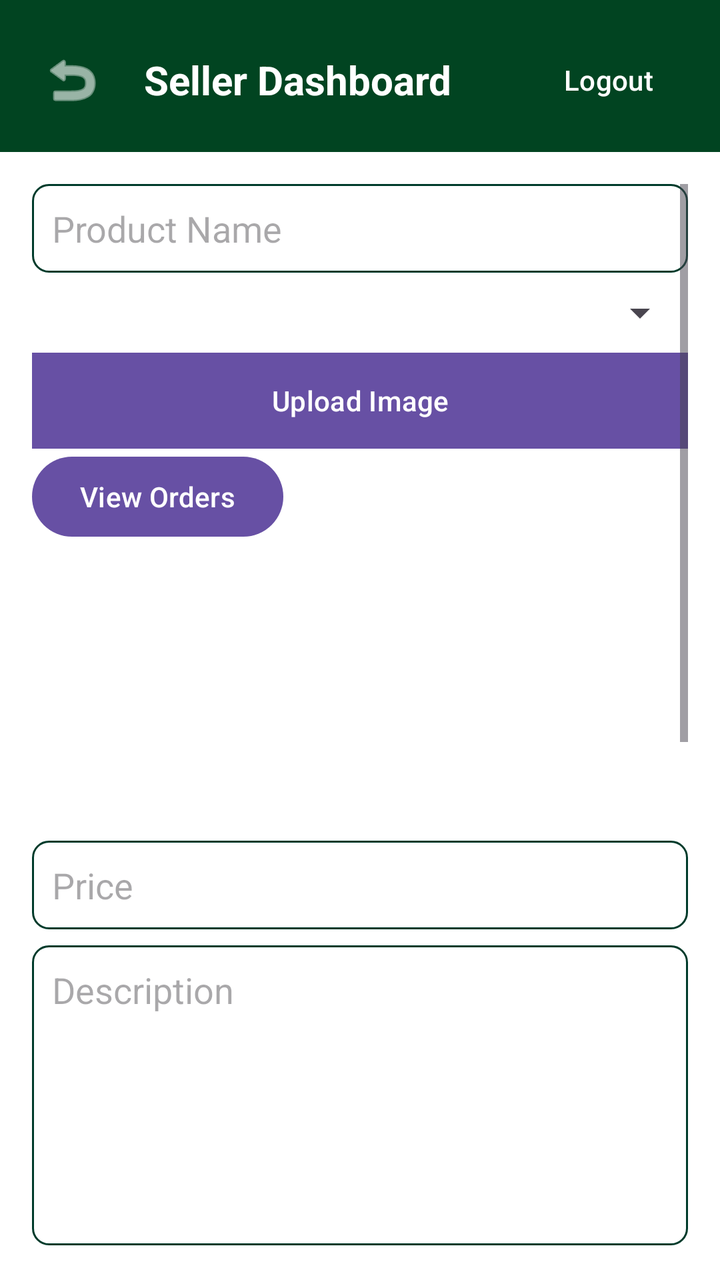
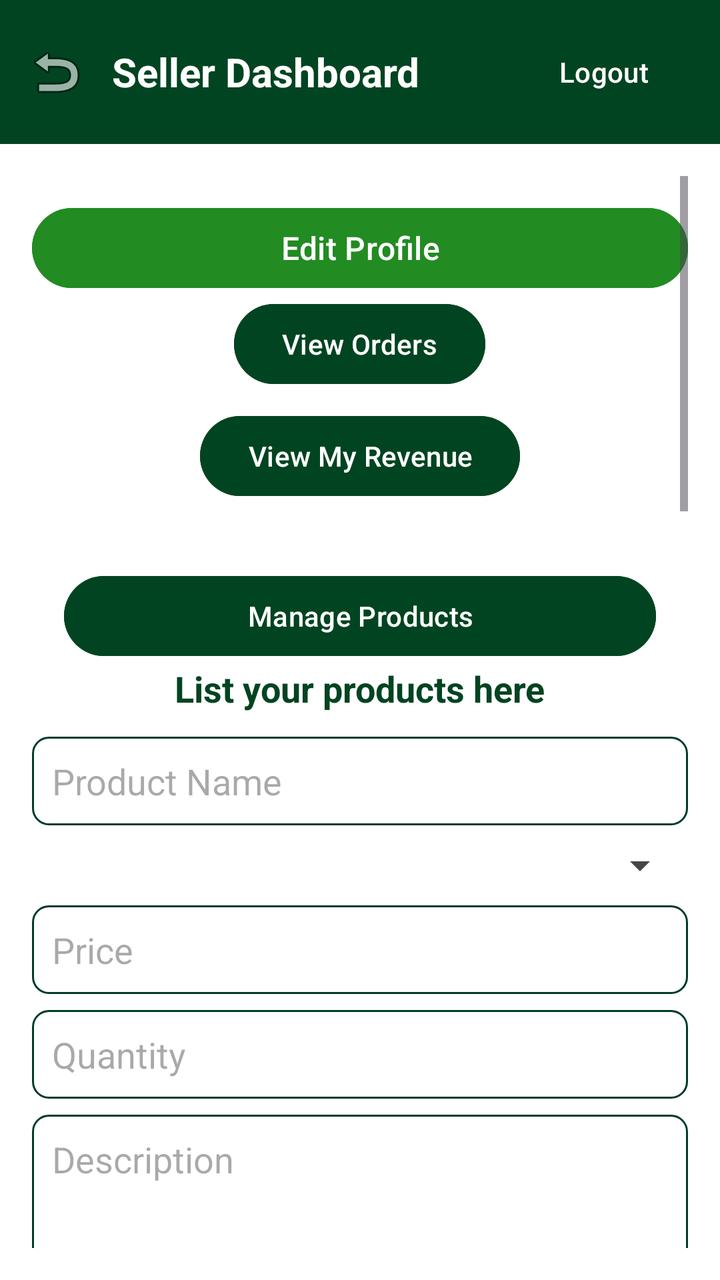

Compare the two renders of this Android layout. The source of the first and the diff that turns it into the second are given below.
<!-- AndroidManifest.xml: application theme Theme.FurnitureStore -->
<!-- res/layout/activity_seller_dashboard.xml -->
<?xml version="1.0" encoding="utf-8"?>
<LinearLayout xmlns:android="http://schemas.android.com/apk/res/android"
    xmlns:app="http://schemas.android.com/apk/res-auto"
    xmlns:tools="http://schemas.android.com/tools"
    android:orientation="vertical"
    android:layout_width="match_parent"
    android:layout_height="match_parent"
    android:background="#FFFFFF"
    android:fitsSystemWindows="true">

    
    <LinearLayout
        android:layout_width="match_parent"
        android:layout_height="wrap_content"
        android:background="#014421"
        android:orientation="horizontal"
        android:gravity="center_vertical"
        android:paddingTop="16dp"
        android:paddingBottom="12dp"
        android:paddingStart="12dp"
        android:paddingEnd="12dp">

        <ImageView
            android:id="@+id/buttonGoBack"
            android:layout_width="wrap_content"
            android:layout_height="wrap_content"
            android:src="@android:drawable/ic_menu_revert"
            android:padding="8dp"
            android:contentDescription="Back"
            app:tint="#FFFFFF" />

        <TextView
            android:layout_width="0dp"
            android:layout_height="wrap_content"
            android:text="Seller Dashboard"
            android:textColor="#FFFFFF"
            android:textSize="20sp"
            android:textStyle="bold"
            android:layout_marginStart="12dp"
            android:layout_weight="1" />

        
        <Button
            android:id="@+id/buttonLogout"
            android:layout_width="wrap_content"
            android:layout_height="wrap_content"
            android:text="Logout"
            android:textColor="#FFFFFF"
            android:background="?attr/selectableItemBackgroundBorderless"
            android:padding="8dp" />
    </LinearLayout>

    
    <ScrollView
        android:layout_width="match_parent"
        android:layout_height="0dp"
        android:layout_weight="1"
        android:fillViewport="true"
        android:padding="16dp">

        <LinearLayout
            android:layout_width="match_parent"
            android:layout_height="wrap_content"
            android:orientation="vertical">

            <EditText
                android:id="@+id/editTextProductName"
                android:layout_width="match_parent"
                android:layout_height="wrap_content"
                android:hint="Product Name"
                android:background="@drawable/edit_text_background"
                android:padding="10dp" />

            <Spinner
                android:id="@+id/spinnerCategory"
                android:layout_width="match_parent"
                android:layout_height="wrap_content"
                android:layout_marginTop="8dp" />

            
            <Button
                android:id="@+id/buttonUploadImage"
                android:layout_width="match_parent"
                android:layout_height="wrap_content"
                android:text="Upload Image"
                android:layout_marginTop="8dp"
                android:background="@color/forest_green"
                android:textColor="#FFFFFF" />
            <Button
                android:id="@+id/buttonViewOrders"
                android:layout_width="wrap_content"
                android:layout_height="wrap_content"
                android:text="View Orders"
                android:layout_marginBottom="12dp"
                android:layout_alignParentTop="true"
                android:layout_centerHorizontal="true" />

            
            <ImageView
                android:id="@+id/imagePreview"
                android:layout_width="120dp"
                android:layout_height="120dp"
                android:layout_marginTop="8dp"
                android:scaleType="centerCrop"
                android:contentDescription="Image preview" />

            <EditText
                android:id="@+id/editTextPrice"
                android:layout_width="match_parent"
                android:layout_height="wrap_content"
                android:hint="Price"
                android:inputType="numberDecimal"
                android:background="@drawable/edit_text_background"
                android:padding="10dp"
                android:layout_marginTop="8dp" />

            <EditText
                android:id="@+id/editTextDescription"
                android:layout_width="match_parent"
                android:layout_height="150dp"
                android:hint="Description"
                android:background="@drawable/edit_text_background"
                android:padding="10dp"
                android:layout_marginTop="8dp"
                android:gravity="top|start"
                android:inputType="textMultiLine"
                android:lines="5"
                android:maxLines="10"
                android:scrollbars="vertical"
                android:overScrollMode="always" />

            <EditText
                android:id="@+id/editTextQuantity"
                android:layout_width="match_parent"
                android:layout_height="wrap_content"
                android:inputType="number"
                android:hint="Quantity"
                android:background="@drawable/edit_text_background"
                android:padding="10dp"
                android:layout_marginTop="8dp" />

            
            <Button
                android:id="@+id/buttonAddProduct"
                android:layout_width="match_parent"
                android:layout_height="wrap_content"
                android:layout_marginTop="12dp"
                android:background="@color/forest_green"
                android:text="Add Product"
                android:textColor="#FFFFFF"
                tools:ignore="HardcodedText" />

            
            <androidx.recyclerview.widget.RecyclerView
                android:id="@+id/recyclerViewSeller"
                android:layout_width="match_parent"
                android:layout_height="400dp"
                android:layout_marginTop="16dp" />

        </LinearLayout>
    </ScrollView>
</LinearLayout>
<!-- resources referenced by this layout -->
<resources>
  <color name="forest_green">#014421</color>
  <!-- drawable edit_text_background (drawable) -->
  <?xml version="1.0" encoding="utf-8"?>
  <shape xmlns:android="http://schemas.android.com/apk/res/android"
      android:shape="rectangle">
  
      <solid android:color="#FFFFFF" /> 
  
      <stroke
          android:width="1dp"
          android:color="#003B2B" /> 
  
      <corners android:radius="8dp" /> 
  
      <padding
          android:left="8dp"
          android:top="8dp"
          android:right="8dp"
          android:bottom="8dp" />
  </shape>
  <style name="Theme.FurnitureStore" parent="Base.Theme.FurnitureStore" />
  <style name="Base.Theme.FurnitureStore" parent="Theme.Material3.DayNight.NoActionBar">
          
          
      </style>
</resources>

<!-- the commit's change to res/layout/activity_seller_dashboard.xml (unified diff, before → after) -->
@@ -1,33 +1,28 @@
 <?xml version="1.0" encoding="utf-8"?>
 <LinearLayout xmlns:android="http://schemas.android.com/apk/res/android"
-    xmlns:app="http://schemas.android.com/apk/res-auto"
     xmlns:tools="http://schemas.android.com/tools"
     android:orientation="vertical"
     android:layout_width="match_parent"
     android:layout_height="match_parent"
     android:background="#FFFFFF"
-    android:fitsSystemWindows="true">
+    android:fitsSystemWindows="true"
+    tools:context=".dashboard.SellerDashboardActivity">
 
     
     <LinearLayout
         android:layout_width="match_parent"
         android:layout_height="wrap_content"
-        android:background="#014421"
+        android:background="@color/forest_green"
         android:orientation="horizontal"
         android:gravity="center_vertical"
-        android:paddingTop="16dp"
-        android:paddingBottom="12dp"
-        android:paddingStart="12dp"
-        android:paddingEnd="12dp">
+        android:padding="12dp">
 
         <ImageView
             android:id="@+id/buttonGoBack"
             android:layout_width="wrap_content"
             android:layout_height="wrap_content"
             android:src="@android:drawable/ic_menu_revert"
-            android:padding="8dp"
-            android:contentDescription="Back"
-            app:tint="#FFFFFF" />
+            android:contentDescription="Back" />
 
         <TextView
             android:layout_width="0dp"
@@ -39,15 +34,13 @@
             android:layout_marginStart="12dp"
             android:layout_weight="1" />
 
-        
         <Button
             android:id="@+id/buttonLogout"
             android:layout_width="wrap_content"
             android:layout_height="wrap_content"
             android:text="Logout"
             android:textColor="#FFFFFF"
-            android:background="?attr/selectableItemBackgroundBorderless"
-            android:padding="8dp" />
+            android:background="?attr/selectableItemBackgroundBorderless" />
     </LinearLayout>
 
     
@@ -55,21 +48,72 @@
         android:layout_width="match_parent"
         android:layout_height="0dp"
         android:layout_weight="1"
-        android:fillViewport="true"
         android:padding="16dp">
 
         <LinearLayout
             android:layout_width="match_parent"
             android:layout_height="wrap_content"
             android:orientation="vertical">
-
+            <Button
+                android:id="@+id/buttonEditProfile"
+                android:layout_width="match_parent"
+                android:layout_height="wrap_content"
+                android:text="Edit Profile"
+                android:textColor="@android:color/white"
+                android:textAllCaps="false"
+                android:textSize="16sp"
+                android:backgroundTint="#228B22"
+                android:layout_marginTop="12dp"/>
+
+            
+            <Button
+                android:id="@+id/buttonViewOrders"
+                android:layout_width="wrap_content"
+                android:layout_height="wrap_content"
+                android:text="View Orders"
+                android:layout_gravity="center_horizontal"
+                android:backgroundTint="@color/forest_green"
+                android:textColor="#FFFFFF"
+                android:layout_marginBottom="8dp" />
+
+            <Button
+                android:id="@+id/buttonSellerRevenue"
+                android:layout_width="wrap_content"
+                android:layout_height="wrap_content"
+                android:text="View My Revenue"
+                android:layout_gravity="center_horizontal"
+                android:backgroundTint="@color/forest_green"
+                android:textColor="#FFFFFF"
+                android:layout_marginBottom="16dp" />
+            <Button
+                android:id="@+id/buttonManageProducts"
+                android:layout_width="match_parent"
+                android:layout_height="wrap_content"
+                android:text="Manage Products"
+                android:textColor="@android:color/white"
+                android:backgroundTint="@color/forest_green"
+                android:layout_marginTop="16dp"
+                android:layout_marginHorizontal="16dp" />
+
+
+            <TextView
+                android:layout_width="wrap_content"
+                android:layout_height="wrap_content"
+                android:text="List your products here"
+                android:textSize="18sp"
+                android:textStyle="bold"
+                android:textColor="@color/forest_green"
+                android:layout_gravity="center_horizontal"
+                android:layout_marginBottom="12dp" />
+
+            
             <EditText
                 android:id="@+id/editTextProductName"
                 android:layout_width="match_parent"
                 android:layout_height="wrap_content"
                 android:hint="Product Name"
-                android:background="@drawable/edit_text_background"
-                android:padding="10dp" />
+                android:padding="10dp"
+                android:background="@drawable/edit_text_background" />
 
             <Spinner
                 android:id="@+id/spinnerCategory"
@@ -77,67 +121,92 @@
                 android:layout_height="wrap_content"
                 android:layout_marginTop="8dp" />
 
-            
-            <Button
-                android:id="@+id/buttonUploadImage"
-                android:layout_width="match_parent"
-                android:layout_height="wrap_content"
-                android:text="Upload Image"
-                android:layout_marginTop="8dp"
-                android:background="@color/forest_green"
-                android:textColor="#FFFFFF" />
-            <Button
-                android:id="@+id/buttonViewOrders"
-                android:layout_width="wrap_content"
-                android:layout_height="wrap_content"
-                android:text="View Orders"
-                android:layout_marginBottom="12dp"
-                android:layout_alignParentTop="true"
-                android:layout_centerHorizontal="true" />
-
-            
-            <ImageView
-                android:id="@+id/imagePreview"
-                android:layout_width="120dp"
-                android:layout_height="120dp"
-                android:layout_marginTop="8dp"
-                android:scaleType="centerCrop"
-                android:contentDescription="Image preview" />
-
             <EditText
                 android:id="@+id/editTextPrice"
                 android:layout_width="match_parent"
                 android:layout_height="wrap_content"
                 android:hint="Price"
                 android:inputType="numberDecimal"
-                android:background="@drawable/edit_text_background"
-                android:padding="10dp"
-                android:layout_marginTop="8dp" />
+                android:padding="10dp"
+                android:layout_marginTop="8dp"
+                android:background="@drawable/edit_text_background" />
+
+            <EditText
+                android:id="@+id/editTextQuantity"
+                android:layout_width="match_parent"
+                android:layout_height="wrap_content"
+                android:hint="Quantity"
+                android:inputType="number"
+                android:padding="10dp"
+                android:layout_marginTop="8dp"
+                android:background="@drawable/edit_text_background" />
 
             <EditText
                 android:id="@+id/editTextDescription"
                 android:layout_width="match_parent"
+                android:layout_height="200dp"
+                android:hint="Description"
+                android:inputType="textMultiLine"
+                android:gravity="top|start"
+                android:scrollbars="vertical"
+                android:padding="10dp"
+                android:layout_marginTop="8dp"
+                android:background="@drawable/edit_text_background" />
+
+            
+            <Button
+                android:id="@+id/buttonUploadMain"
+                android:layout_width="match_parent"
+                android:layout_height="wrap_content"
+                android:text="Upload Main Image"
+                android:layout_marginTop="12dp"
+                android:backgroundTint="@color/forest_green"
+                android:textColor="#FFFFFF" />
+
+            <ImageView
+                android:id="@+id/imageMain"
+                android:layout_width="150dp"
                 android:layout_height="150dp"
-                android:hint="Description"
-                android:background="@drawable/edit_text_background"
-                android:padding="10dp"
-                android:layout_marginTop="8dp"
-                android:gravity="top|start"
-                android:inputType="textMultiLine"
-                android:lines="5"
-                android:maxLines="10"
-                android:scrollbars="vertical"
-                android:overScrollMode="always" />
-
-            <EditText
-                android:id="@+id/editTextQuantity"
-                android:layout_width="match_parent"
-                android:layout_height="wrap_content"
-                android:inputType="number"
-                android:hint="Quantity"
-                android:background="@drawable/edit_text_background"
-                android:padding="10dp"
-                android:layout_marginTop="8dp" />
+                android:layout_gravity="center_horizontal"
+                android:layout_marginTop="8dp"
+                android:scaleType="centerCrop"
+                android:background="@android:color/darker_gray" />
+
+            <Button
+                android:id="@+id/buttonUploadSub1"
+                android:layout_width="match_parent"
+                android:layout_height="wrap_content"
+                android:text="Upload Sub Image 1"
+                android:layout_marginTop="12dp"
+                android:backgroundTint="@color/forest_green"
+                android:textColor="#FFFFFF" />
+
+            <ImageView
+                android:id="@+id/imageSub1"
+                android:layout_width="150dp"
+                android:layout_height="150dp"
+                android:layout_gravity="center_horizontal"
+                android:layout_marginTop="8dp"
+                android:scaleType="centerCrop"
+                android:background="@android:color/darker_gray" />
+
+            <Button
+                android:id="@+id/buttonUploadSub2"
+                android:layout_width="match_parent"
+                android:layout_height="wrap_content"
+                android:text="Upload Sub Image 2"
+                android:layout_marginTop="12dp"
+                android:backgroundTint="@color/forest_green"
+                android:textColor="#FFFFFF" />
+
+            <ImageView
+                android:id="@+id/imageSub2"
+                android:layout_width="150dp"
+                android:layout_height="150dp"
+                android:layout_gravity="center_horizontal"
+                android:layout_marginTop="8dp"
+                android:scaleType="centerCrop"
+                android:background="@android:color/darker_gray" />
 
             
             <Button
@@ -145,10 +214,9 @@
                 android:layout_width="match_parent"
                 android:layout_height="wrap_content"
                 android:layout_marginTop="12dp"
-                android:background="@color/forest_green"
                 android:text="Add Product"
                 android:textColor="#FFFFFF"
-                tools:ignore="HardcodedText" />
+                android:backgroundTint="@color/forest_green" />
 
             
             <androidx.recyclerview.widget.RecyclerView
@@ -156,7 +224,6 @@
                 android:layout_width="match_parent"
                 android:layout_height="400dp"
                 android:layout_marginTop="16dp" />
-
         </LinearLayout>
     </ScrollView>
 </LinearLayout>
